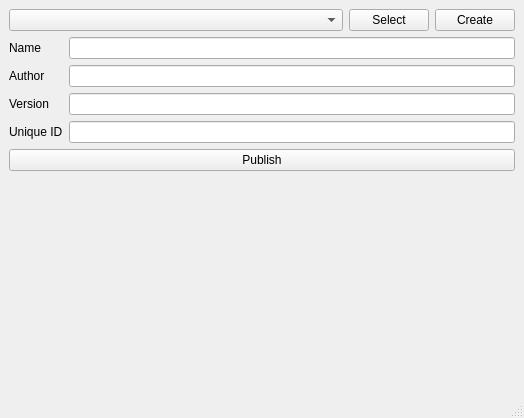
First picture: the form in python/omtk/qt_widgets/ui/form_create_component.ui, repository renaudll/omtk, before the edit.
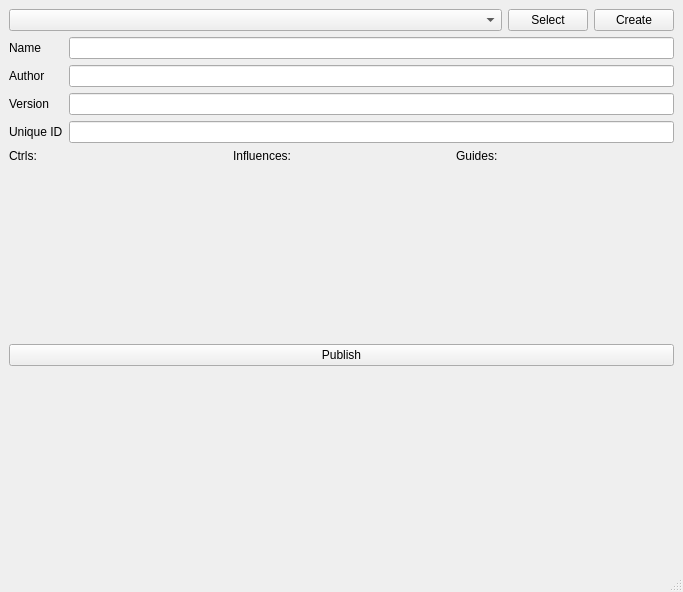
Second picture: the form after the edit. Custom widgets are drawn as their Qt base class.

Commit message: merge create component forms

```diff
--- a/python/omtk/qt_widgets/ui/form_create_component.ui
+++ b/python/omtk/qt_widgets/ui/form_create_component.ui
@@ -6,15 +6,15 @@
    <rect>
     <x>0</x>
     <y>0</y>
-    <width>524</width>
-    <height>418</height>
+    <width>683</width>
+    <height>592</height>
    </rect>
   </property>
   <property name="windowTitle">
    <string>Create Component</string>
   </property>
   <widget class="QWidget" name="centralwidget">
-   <layout class="QVBoxLayout" name="verticalLayout">
+   <layout class="QVBoxLayout" name="verticalLayout_4">
     <item>
      <layout class="QHBoxLayout" name="horizontalLayout_2">
       <item>
@@ -87,6 +87,73 @@
       </item>
      </layout>
     </item>
+    <item>
+     <layout class="QHBoxLayout" name="horizontalLayout">
+      <item>
+       <layout class="QVBoxLayout" name="verticalLayout">
+        <item>
+         <widget class="QLabel" name="label_ctrl">
+          <property name="text">
+           <string>Ctrls:</string>
+          </property>
+         </widget>
+        </item>
+        <item>
+         <widget class="WidgetCreateComponentWizardParts" name="widget_view_ctrl" native="true">
+          <property name="sizePolicy">
+           <sizepolicy hsizetype="Preferred" vsizetype="MinimumExpanding">
+            <horstretch>0</horstretch>
+            <verstretch>0</verstretch>
+           </sizepolicy>
+          </property>
+         </widget>
+        </item>
+       </layout>
+      </item>
+      <item>
+       <layout class="QVBoxLayout" name="verticalLayout_2">
+        <item>
+         <widget class="QLabel" name="label_infl">
+          <property name="text">
+           <string>Influences:</string>
+          </property>
+         </widget>
+        </item>
+        <item>
+         <widget class="WidgetCreateComponentWizardParts" name="widget_view_infl" native="true">
+          <property name="sizePolicy">
+           <sizepolicy hsizetype="Preferred" vsizetype="MinimumExpanding">
+            <horstretch>0</horstretch>
+            <verstretch>0</verstretch>
+           </sizepolicy>
+          </property>
+         </widget>
+        </item>
+       </layout>
+      </item>
+      <item>
+       <layout class="QVBoxLayout" name="verticalLayout_3">
+        <item>
+         <widget class="QLabel" name="label_guid">
+          <property name="text">
+           <string>Guides:</string>
+          </property>
+         </widget>
+        </item>
+        <item>
+         <widget class="WidgetCreateComponentWizardParts" name="widget_view_guid" native="true">
+          <property name="sizePolicy">
+           <sizepolicy hsizetype="Preferred" vsizetype="MinimumExpanding">
+            <horstretch>0</horstretch>
+            <verstretch>0</verstretch>
+           </sizepolicy>
+          </property>
+         </widget>
+        </item>
+       </layout>
+      </item>
+     </layout>
+    </item>
     <item>
      <widget class="QPushButton" name="pushButton_submit">
       <property name="sizePolicy">
@@ -100,19 +167,6 @@
       </property>
      </widget>
     </item>
-    <item>
-     <spacer name="verticalSpacer">
-      <property name="orientation">
-       <enum>Qt::Vertical</enum>
-      </property>
-      <property name="sizeHint" stdset="0">
-       <size>
-        <width>20</width>
-        <height>40</height>
-       </size>
-      </property>
-     </spacer>
-    </item>
     <item>
      <widget class="WidgetLogger" name="widget_logger" native="true">
       <property name="enabled">
@@ -147,6 +201,12 @@
    <header>..widget_logger.h</header>
    <container>1</container>
   </customwidget>
+  <customwidget>
+   <class>WidgetCreateComponentWizardParts</class>
+   <extends>QWidget</extends>
+   <header>..widget_component_wizard.h</header>
+   <container>1</container>
+  </customwidget>
  </customwidgets>
  <resources/>
  <connections/>
```
Left out of the diff: 2 changed lines with no effect on the pictures. The commit also changes 5 other files.
